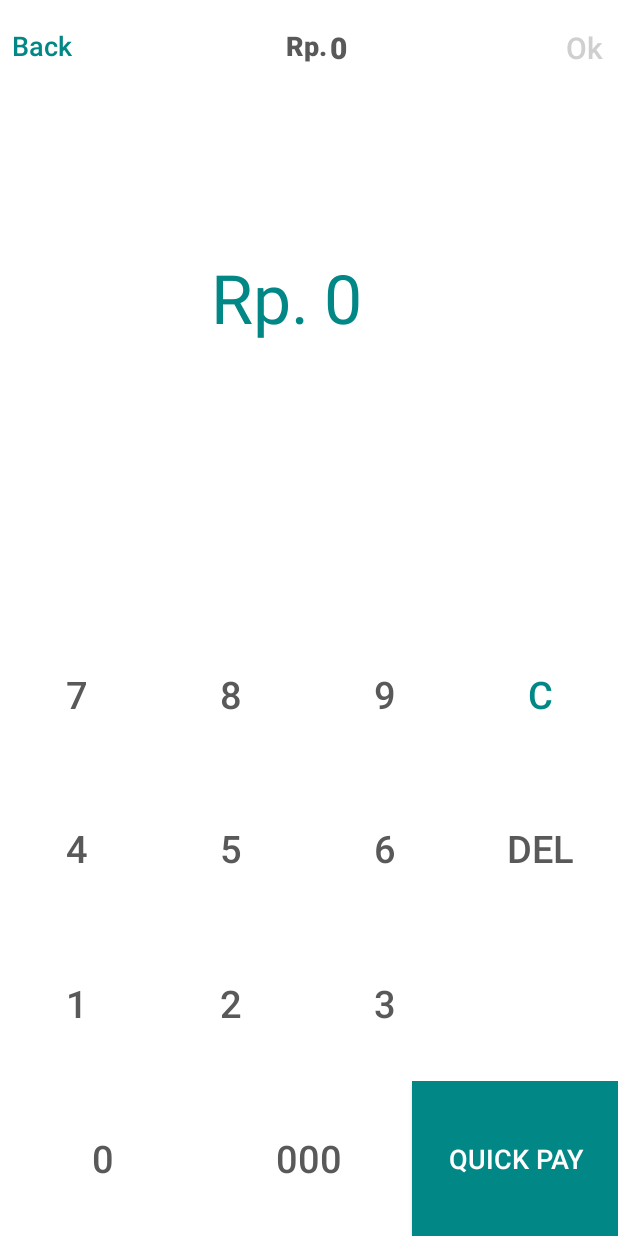
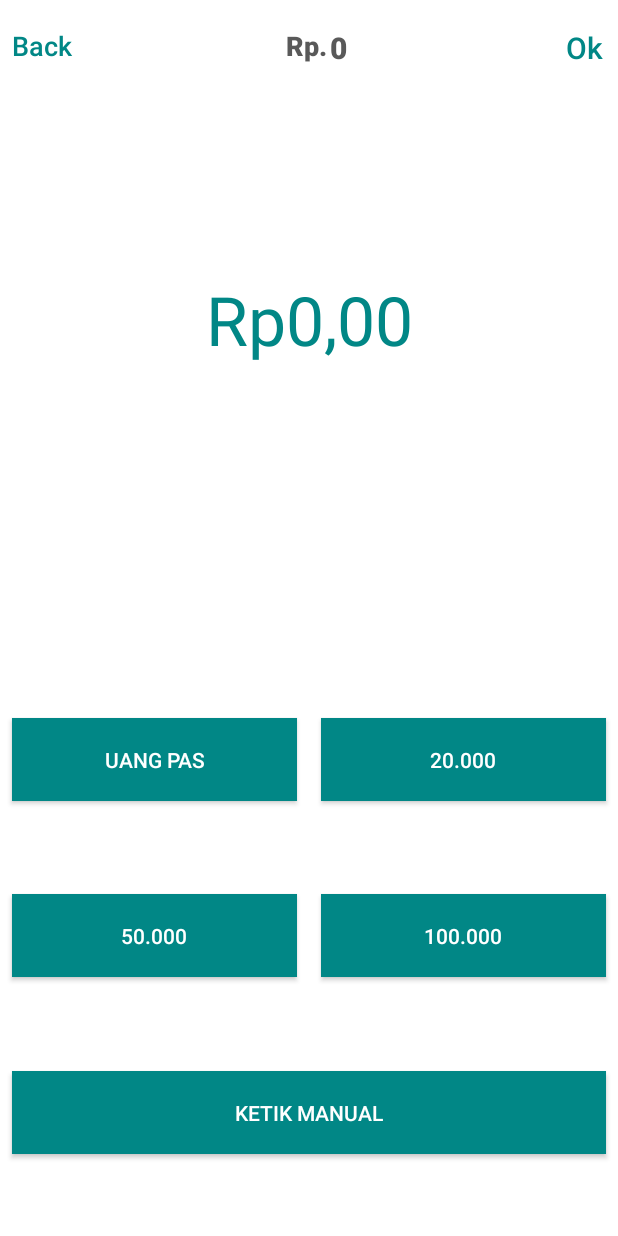
Before and after one commit to Fancesatria/KasirOnlineAndroid, an Android app: the Payment screen opened directly, with no data from a screen before it, after a tap on "QUICK PAY", on a phone screen of 412 x 824 dp. Run offline under Robolectric (Android 15) with nearby library versions, the phone set to English and light mode, and no system bars; our stand-ins replace Room's generated code; 3 other taps on this screen came first.

Commit message:
quick payment v2.0

```diff
--- a/app/src/main/java/com/example/authapp/ui/home/bottom_nav/shopping/Payment.java
+++ b/app/src/main/java/com/example/authapp/ui/home/bottom_nav/shopping/Payment.java
@@ -1,9 +1,10 @@
-package com.example.authapp.ui.home.bottom_nav.shopping;
+ package com.example.authapp.ui.home.bottom_nav.shopping;
 
 import android.content.Intent;
 import android.os.Bundle;
 import android.view.View;
 import android.widget.TextView;
+import android.widget.Toast;
 
 import androidx.appcompat.app.AppCompatActivity;
 
@@ -12,11 +13,15 @@ import com.example.authapp.Service.OrderService;
 import com.example.authapp.databinding.ActivityBayarBinding;
 import com.example.authapp.util.Modul;
 
-public class Payment extends AppCompatActivity {
-    ActivityBayarBinding bind;
-    TextView inBayar;
+import java.text.NumberFormat;
+import java.util.Locale;
 
-    String Bayar = "";
+ public class Payment extends AppCompatActivity {
+    private ActivityBayarBinding bind;
+    private TextView inBayar;
+    private OrderService service = OrderService.getInstance();
+
+    private String Bayar = "";
 
     @Override
     protected void onCreate(Bundle savedInstanceState) {
@@ -38,20 +43,26 @@ public class Payment extends AppCompatActivity {
     public void setBayar(String givenValue){
         Bayar = Bayar + givenValue;
 
-        inBayar.setText(Modul.toString(Modul.strToDouble(Bayar)));
+        NumberFormat kurensi = NumberFormat.getCurrencyInstance(new Locale("in", "ID"));
+        inBayar.setText(kurensi.format(Modul.strToDouble(Bayar)));
 
         if (inBayar.getText() == "0"){
-            bind.tvRp.setTextColor(getColor(R.color.darkgrey));
             bind.inBayar.setTextColor(getColor(R.color.darkgrey));
         } else {
-            bind.tvRp.setTextColor(getColor(R.color.teal_700));
             bind.inBayar.setTextColor(getColor(R.color.teal_700));
+        }
+
+        Double d = Modul.strToDouble(Bayar);
+        if (d >= service.getTotal()) {
+            bind.tvNext.setEnabled(true);
+            bind.tvNext.setTextColor(getColor(R.color.teal_700));
+        } else {
+            bind.tvNext.setEnabled(false);
+            bind.tvNext.setTextColor(getColor(R.color.darkgrey));
         }
     }
 
     public void refreshData(){
-        OrderService service = OrderService.getInstance();
-
         bind.tvTotal.setText(Modul.removeE(service.getTotal()));
     }
 
@@ -77,7 +88,7 @@ public class Payment extends AppCompatActivity {
         bind.tvNext.setOnClickListener(new View.OnClickListener() {
             @Override
             public void onClick(View v) {
-
+                startActivity(new Intent(Payment.this, ShoppingCart.class));
             }
         });
 
@@ -92,7 +103,28 @@ public class Payment extends AppCompatActivity {
         bind.shortcut.setOnClickListener(new View.OnClickListener() {
             @Override
             public void onClick(View v) {
+                bind.manualPay1.setVisibility(View.GONE);
+                bind.manualPay2.setVisibility(View.GONE);
+                bind.manualPay3.setVisibility(View.GONE);
+                bind.manualPay4.setVisibility(View.GONE);
 
+                bind.quickPayRow1.setVisibility(View.VISIBLE);
+                bind.quickPayRow2.setVisibility(View.VISIBLE);
+                bind.quickPayRow3.setVisibility(View.VISIBLE);
+            }
+        });
+
+        bind.txtManual.setOnClickListener(new View.OnClickListener() {
+            @Override
+            public void onClick(View v) {
+                bind.manualPay1.setVisibility(View.VISIBLE);
+                bind.manualPay2.setVisibility(View.VISIBLE);
+                bind.manualPay3.setVisibility(View.VISIBLE);
+                bind.manualPay4.setVisibility(View.VISIBLE);
+
+                bind.quickPayRow1.setVisibility(View.GONE);
+                bind.quickPayRow2.setVisibility(View.GONE);
+                bind.quickPayRow3.setVisibility(View.GONE);
             }
         });
     }
@@ -144,4 +176,25 @@ public class Payment extends AppCompatActivity {
     public void txtPoint(View view){
         setBayar(".");
     }
+
+    public void uangPas(View view){
+        Bayar = "0";
+        setBayar(Modul.toString(service.getTotal()));
+    }
+
+    public void txtTwenty(View view){
+        Bayar = "0";
+        setBayar("20000");
+    }
+
+    public void txtFifty(View view){
+        Bayar = "0";
+        setBayar("50000");
+    }
+
+    public void txtHundret(View view){
+        Bayar = "0";
+        setBayar("100000");
+    }
+
 }
--- a/app/src/main/res/layout/activity_bayar.xml
+++ b/app/src/main/res/layout/activity_bayar.xml
@@ -84,33 +84,110 @@
         android:layout_weight="3">
 
         <TextView
-            android:id="@+id/tvRp"
+            android:id="@+id/inBayar"
             android:layout_width="wrap_content"
             android:layout_height="wrap_content"
             android:layout_marginTop="65dp"
             android:layout_weight="1"
-            android:paddingRight="10dp"
-            android:text="Rp."
-            android:textAlignment="textEnd"
             android:textColor="@color/darkgrey"
-            android:textSize="45sp" />
-        <TextView
-            android:id="@+id/inBayar"
-            android:layout_width="wrap_content"
-            android:layout_height="wrap_content"
-            android:layout_marginTop="65dp"
-            android:paddingRight="30dp"
-            android:layout_weight="1"
-            android:textColor="@color/darkgrey"
-            android:text="0"
-            android:textAlignment="textStart"
+            android:text="Rp 0"
+            android:textAlignment="center"
             android:textSize="45sp"
             />
 
     </LinearLayout>
 
+<!--Quick Pay-->
+    <LinearLayout
+        android:visibility="gone"
+        android:id="@+id/quickPayRow1"
+        android:layout_width="match_parent"
+        android:layout_height="0dp"
+        android:layout_weight="1">
+
+        <Button
+            android:id="@+id/uangPas"
+            android:layout_width="0dp"
+            android:layout_height="55dp"
+            android:layout_margin="8dp"
+            android:layout_weight="1"
+            android:onClick="uangPas"
+            android:background="@color/teal_700"
+            android:text="Uang Pas"
+            android:textColor="@color/white"
+            app:cornerRadius="50dp" />
+
+        <Button
+            android:layout_margin="8dp"
+            android:id="@+id/txtTwenty"
+            android:layout_width="0dp"
+            android:layout_height="55dp"
+            android:layout_weight="1"
+            android:textColor="@color/white"
+            android:text="20.000"
+            android:onClick="txtTwenty"
+            android:background="@color/teal_700"
+            app:cornerRadius="50dp" />
+
+    </LinearLayout>
 
     <LinearLayout
+        android:visibility="gone"
+        android:id="@+id/quickPayRow2"
+        android:layout_width="match_parent"
+        android:layout_height="0dp"
+        android:layout_weight="1">
+
+        <Button
+            android:id="@+id/txtFifty"
+            android:layout_width="0dp"
+            android:layout_height="55dp"
+            android:layout_margin="8dp"
+            android:layout_weight="1"
+            android:background="@color/teal_700"
+            android:text="50.000"
+            android:onClick="txtFifty"
+            android:textColor="@color/white"
+            app:cornerRadius="50dp" />
+
+        <Button
+            android:layout_margin="8dp"
+            android:id="@+id/txtHundret"
+            android:layout_width="0dp"
+            android:layout_height="55dp"
+            android:layout_weight="1"
+            android:textColor="@color/white"
+            android:text="100.000"
+            android:onClick="txtHundret"
+            android:background="@color/teal_700"
+            app:cornerRadius="50dp" />
+
+    </LinearLayout>
+
+    <LinearLayout
+        android:visibility="gone"
+        android:id="@+id/quickPayRow3"
+        android:layout_width="match_parent"
+        android:layout_height="0dp"
+        android:layout_weight="1">
+
+        <Button
+            android:layout_margin="8dp"
+            android:id="@+id/txtManual"
+            android:layout_width="0dp"
+            android:layout_height="55dp"
+            android:layout_weight="1"
+            android:textColor="@color/white"
+            android:text="Ketik Manual"
+            android:background="@color/teal_700"
+            app:cornerRadius="50dp" />
+
+
+    </LinearLayout>
+
+<!--Manual Pay-->
+    <LinearLayout
+            android:id="@+id/manualPay1"
             android:layout_width="match_parent"
             android:layout_height="0dp"
             android:layout_weight="1">
@@ -161,6 +238,7 @@
         </LinearLayout>
 
     <LinearLayout
+            android:id="@+id/manualPay2"
             android:layout_width="match_parent"
             android:layout_height="0dp"
             android:layout_weight="1">
@@ -213,6 +291,7 @@
         </LinearLayout>
 
     <LinearLayout
+            android:id="@+id/manualPay3"
             android:layout_width="match_parent"
             android:layout_height="0dp"
             android:layout_weight="1">
@@ -260,11 +339,12 @@
                 android:textColor="@color/darkergrey"
                 android:background="@null"
                 android:textSize="25sp"
-                android:text=""
+                android:text="."
                 />
         </LinearLayout>
 
     <LinearLayout
+            android:id="@+id/manualPay4"
             android:layout_width="match_parent"
             android:layout_height="0dp"
             android:layout_weight="1">
@@ -299,7 +379,6 @@
                 android:layout_weight="1"
                 android:textColor="@color/white"
                 android:text="Quick Pay"
-                android:onClick="txtPoint"
                 android:background="@color/teal_700"
                 android:textSize="18sp"
                 />
```
Also changed, not shown: app/src/main/java/com/example/authapp/ui/home/bottom_nav/shopping/QuickPay.java (deleted, +0 -26 lines), app/src/main/res/layout/fragment_bayar_cepat.xml (deleted, +0 -99 lines).
